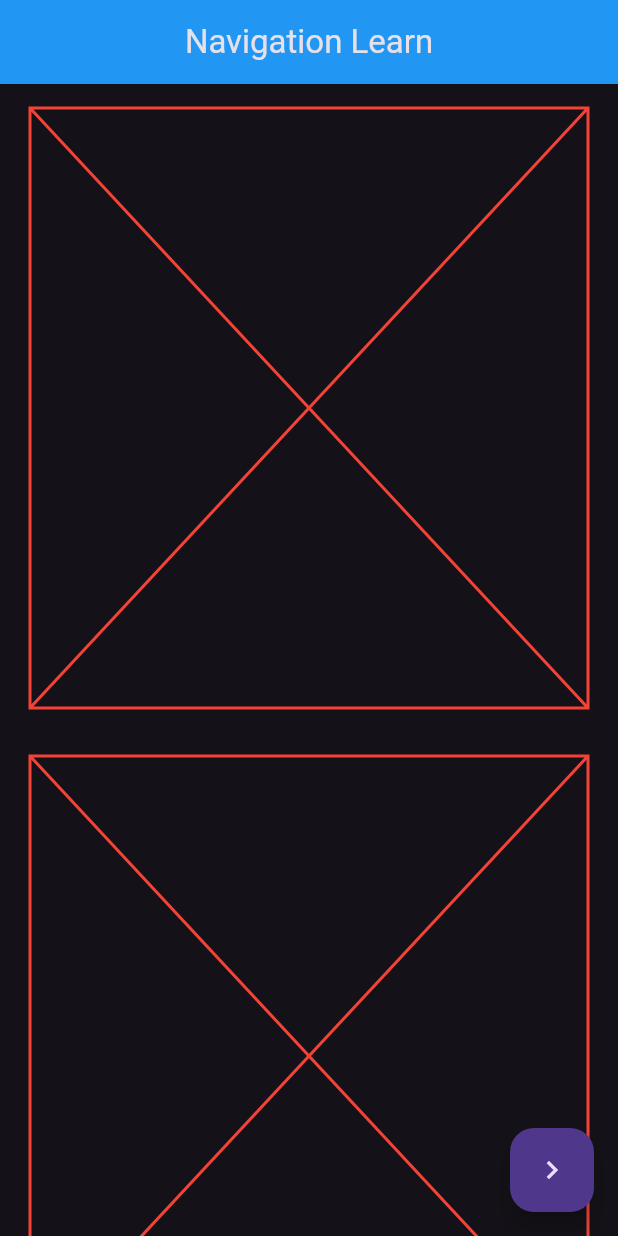
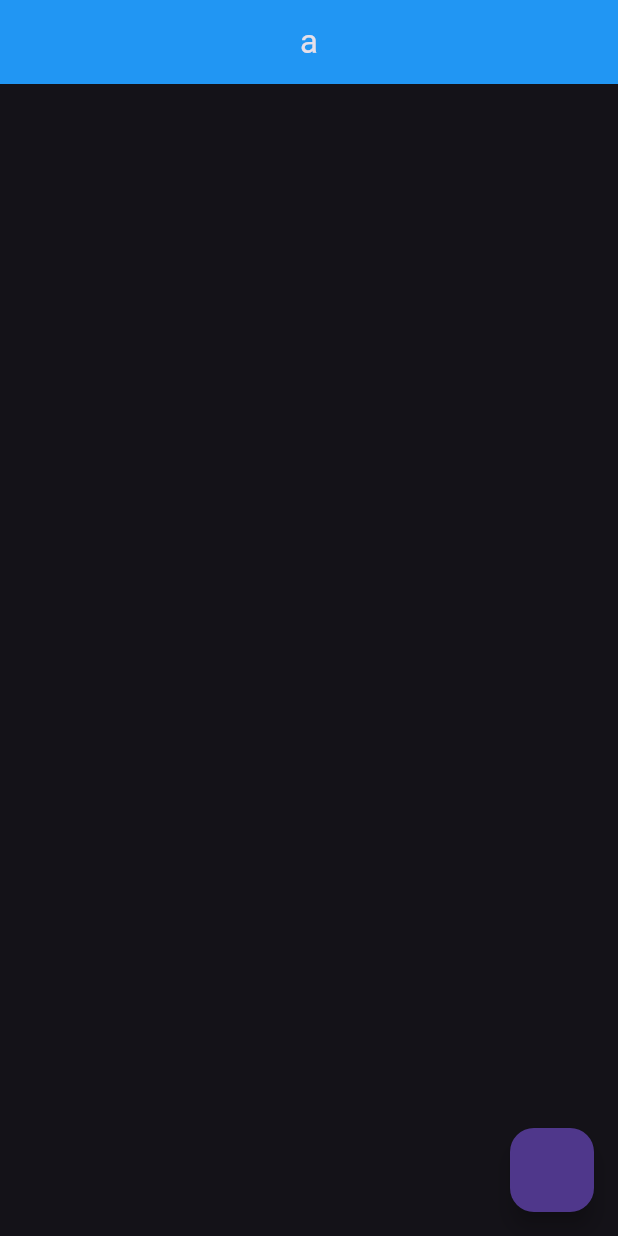
Before and after one commit to veliCosanay/FlutterFullLearn, a Flutter app: the screen it shows after launch, on a phone screen of 412 x 824 dp. Run offline on Flutter 3.47's test engine with Material 3 defaults, Android fonts, the phone set to English and light mode, and no system bars.

Commit message:
using model types learned

```diff
--- /dev/null
+++ b/lib/202/model_learn.dart
@@ -0,0 +1,117 @@
+class PostModel {
+  int? userID;
+  int? id;
+  String? title;
+  String? body;
+}
+
+class PostModel2 {
+  int userID;
+  int id;
+  String title;
+  String body;
+
+  PostModel2(this.userID, this.id, this.title, this.body);
+}
+
+class PostModel3 {
+  final int userID;
+  final int id;
+  final String title;
+  final String body;
+
+  PostModel3(this.userID, this.id, this.title, this.body);
+}
+
+class PostModel4 {
+  final int userID;
+  final int id;
+  final String title;
+  final String body;
+
+  PostModel4({required this.userID,required this.id,required this.title,required this.body});
+}
+
+class PostModel5 {
+  final int _userID;
+  final int _id;
+  final String _title;
+  final String _body;
+
+  PostModel5(
+    {
+      required int userID,
+      required int id,
+      required String title,
+      required String body
+    }): _userID =userID, _id = id, _title = title, _body =body;
+}
+
+class PostModel6 {
+  late final int _userID;
+  late final int _id;
+  late final String _title;
+  late final String _body;
+
+  PostModel6(
+    {
+      required int userID,
+      required int id,
+      required String title,
+      required String body
+    }){
+      _userID =userID;
+      _id = id;
+      _title = title;
+      _body = body;
+    }
+}
+
+class PostModel7 {
+  late final int _userID;
+  late final int _id;
+  late final String _title;
+  late final String _body;
+
+  PostModel7(
+    {
+      int userID = 0,
+      int id = 0,
+      String title ='',
+      String body = ''
+    }){
+      _userID =userID;
+      _id = id;
+      _title = title;
+      _body = body;
+    }
+}
+
+class PostModel8 {
+  final int? userID;
+  final int? id;
+  final String? title;
+  String? body;
+
+  PostModel8({this.userID, this.id, this.title, this.body});
+
+  void updateBody(String? data) {
+    if (data != null && data.isNotEmpty) {
+      body = data;
+    }
+  }
+
+  PostModel8 copyWith({
+    int? userID,
+    int? id,
+    String? title,
+    String? body,
+  }) {
+    return PostModel8(
+      userID: userID ?? this.userID,
+      id: id ?? this.id,
+      title: title ?? this.title,
+      body: body ?? this.body,
+    );
+  }
+}
--- /dev/null
+++ b/lib/202/model_learn_view.dart
@@ -0,0 +1,57 @@
+import 'package:flutter/material.dart';
+import 'package:flutter_learn_01/202/model_learn.dart';
+
+class ModelLearnView extends StatefulWidget {
+  const ModelLearnView({super.key});
+
+  @override
+  State<ModelLearnView> createState() => _ModelLearnViewState();
+}
+
+class _ModelLearnViewState extends State<ModelLearnView> {
+
+  var user9 = PostModel8(body: 'a');
+  @override
+  void initState() {
+    super.initState();
+
+    final user = PostModel();
+    user.body = 'a';
+
+    final user2 = PostModel2(1, 1, 'title', 'body');
+    user2.body = 'a';
+
+    final user3 = PostModel3(1, 1, 'a', 'b');
+    // user3.body = 'a';
+
+    final user4 = PostModel4(userID: 1, id: 1, title: 'title', body: 'body');
+    // user4.body = 'a';
+
+    final user5 = PostModel5(userID: 1, id: 1, title: 'title', body: 'body');
+    // user5.
+
+    final user6 = PostModel6(userID: 1, id: 1, title: 'title', body: 'body');
+    // user6.
+
+    final user7 = PostModel7();
+    // user7.
+
+    final user8 = PostModel8(body: 'body');
+    // user8.body ='a';
+  }
+
+  @override
+  Widget build(BuildContext context) {
+    return Scaffold(
+      appBar: AppBar(
+        title: Text(user9.body ?? 'Not have data'),
+      ),
+      floatingActionButton: FloatingActionButton(onPressed: () {
+        setState(() {
+          user9 = user9.copyWith(title: 'vc');
+          user9.updateBody('b');
+        });
+      },),
+    );
+  }
+}
--- a/lib/main.dart
+++ b/lib/main.dart
@@ -1,6 +1,6 @@
 import 'package:flutter/material.dart';
 import 'package:flutter/services.dart';
-import 'package:flutter_learn_01/101/navigation_learn.dart';
+import 'package:flutter_learn_01/202/model_learn_view.dart';
 
 void main() {
   runApp(const MainApp());
@@ -26,7 +26,7 @@
           backgroundColor: Colors.blue,
         )
       ),
-      home: NavigationLearn(),
+      home: ModelLearnView(),
     );
   }
 }
```
Also changed, not shown: lib/202/tab_learn.dart (added, +64 -0 lines).
